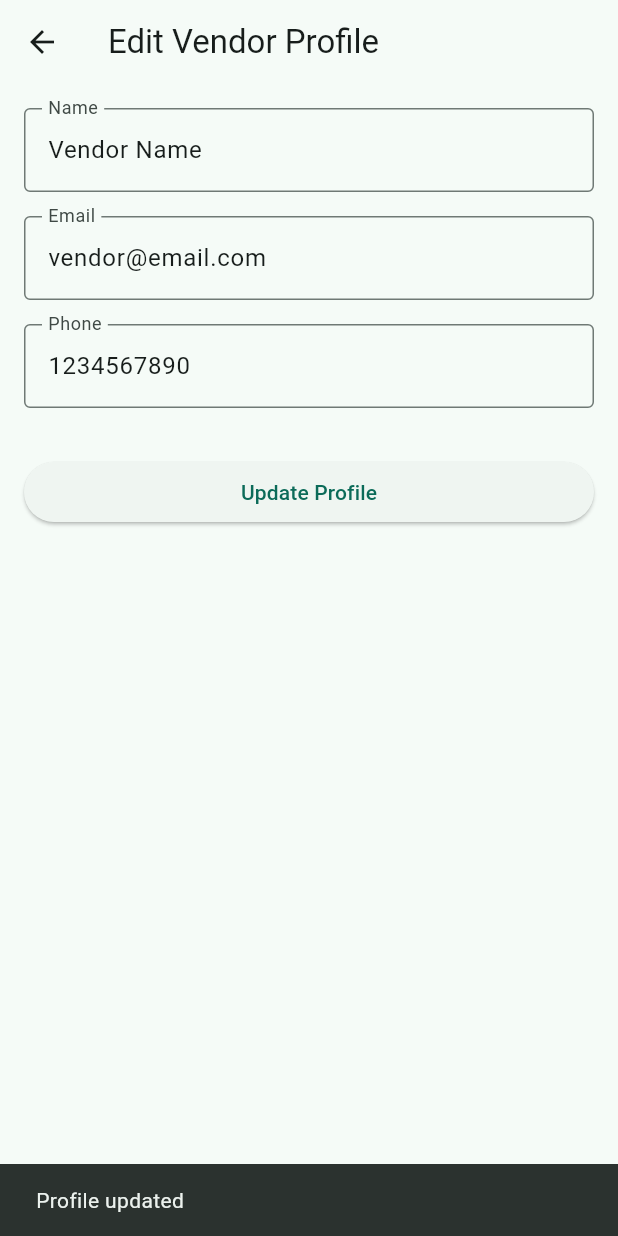
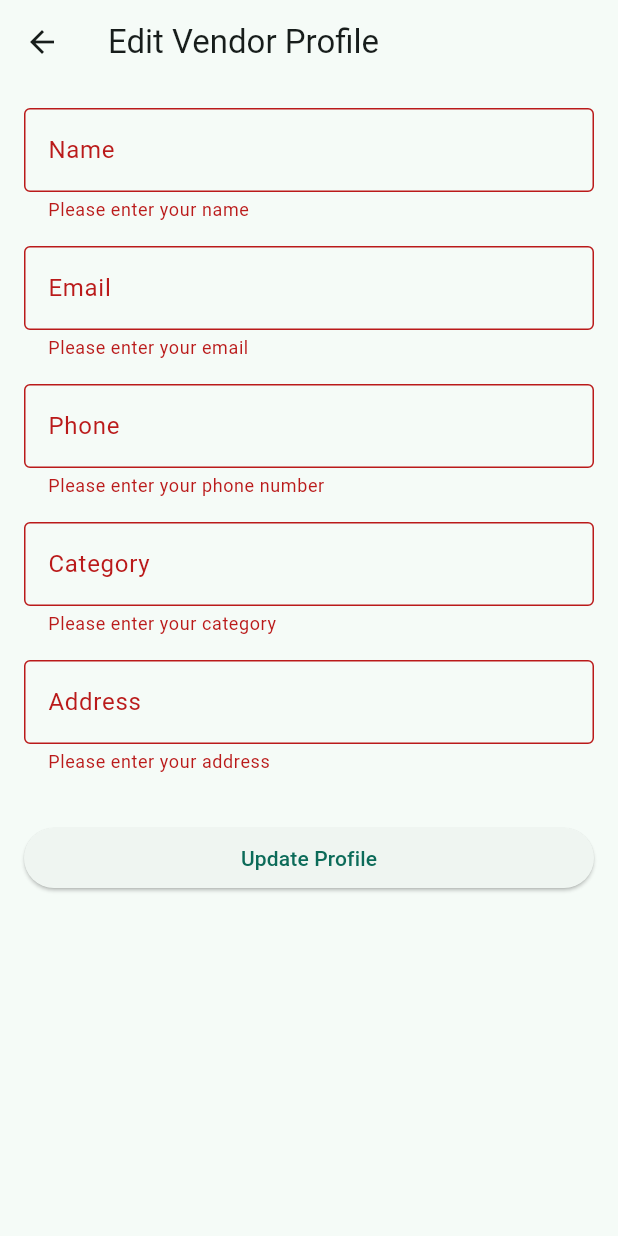
Before and after one commit to arunbsssbars/BYH_Flutter, a Flutter app: the VendorProfileUpdateScreen screen opened directly with empty values, after a tap on "Update Profile", on a phone screen of 412 x 824 dp. Run offline on Flutter 3.47's test engine with Material 3 defaults, Android fonts, the phone set to English and light mode, and no system bars; our stand-ins replace cloud_firestore, firebase_auth, firebase_core, flutter_riverpod, shared_preferences; missing offline and left inert: razorpay_flutter; accounts and stored records are empty.

Commit message:
Vendor Profile Update v001

```diff
--- a/flutter_app/lib/screens/vendor/vendor_profile_screen.dart
+++ b/flutter_app/lib/screens/vendor/vendor_account_screen.dart
@@ -4,9 +4,9 @@ import 'package:one_stop_house_builder/providers/vendor_provider.dart';
 import 'package:one_stop_house_builder/screens/vendor/vendor_settings_screen.dart';
 import 'vendor_login_screen.dart';
 
-class VendorProfileScreen extends ConsumerWidget {
+class VendorAccountScreen extends ConsumerWidget {
   final String vendorId;
-  const VendorProfileScreen({super.key, required this.vendorId});
+  const VendorAccountScreen({super.key, required this.vendorId});
 
   void _logout(BuildContext context) {
     Navigator.pushAndRemoveUntil(
@@ -31,18 +31,20 @@ class VendorProfileScreen extends ConsumerWidget {
     );
 
     return Scaffold(
-      appBar: AppBar(title: const Text("My Profile")),
+      appBar: AppBar(title: const Text("My Account")),
       body: ListView(
         padding: const EdgeInsets.all(16),
         children: [
           const CircleAvatar(
             radius: 50,
-            backgroundColor: Colors.blue,
+            backgroundColor: Color.fromARGB(255, 143, 186, 222),
             child: Icon(Icons.person, size: 60, color: Colors.white),
           ),
           const SizedBox(height: 16),
-          Text("Vendor Name: ${vendor.name.slice(0, 1).toUpperCase()}${vendor.name.substring(1)}", style: const TextStyle(fontSize: 18)),
-          Text("Category: ${vendor.category}"),
+          Center(
+            child: Text("Hello, ${vendor.name.slice(0, 1).toUpperCase()}${vendor.name.substring(1)}", style: const TextStyle(fontSize: 18, fontWeight: FontWeight.bold)),
+          ),
+          // Text("Category: ${vendor.category}"),
           const Divider(),
           ListTile(
             leading: const Icon(Icons.settings),
--- a/flutter_app/lib/screens/vendor/vendor_home.dart
+++ b/flutter_app/lib/screens/vendor/vendor_home.dart
@@ -1,6 +1,6 @@
 import 'package:flutter/material.dart';
 import 'package:one_stop_house_builder/screens/vendor/vendor_products_services.dart';
-import 'vendor_profile_screen.dart';
+import 'vendor_account_screen.dart';
 
 class VendorHome extends StatefulWidget {
   final dynamic vendorId;
@@ -21,7 +21,7 @@ class _VendorHomeState extends State<VendorHome> {
     super.initState();
     _screens = [
       VendorProductsServices(vendorId: widget.vendorId),
-      VendorProfileScreen(vendorId: widget.vendorId),
+      VendorAccountScreen(vendorId: widget.vendorId),
     ];
   }
 
--- a/flutter_app/lib/screens/vendor/vendor_profile_update_screen.dart
+++ b/flutter_app/lib/screens/vendor/vendor_profile_update_screen.dart
@@ -1,27 +1,57 @@
 import 'package:flutter/material.dart';
+import 'package:flutter_riverpod/flutter_riverpod.dart';
+import 'package:one_stop_house_builder/models/vendor.dart';
+import 'package:one_stop_house_builder/providers/vendor_provider.dart'; // adjust import as needed
 
-class VendorProfileUpdateScreen extends StatefulWidget {
+class VendorProfileUpdateScreen extends ConsumerStatefulWidget {
   final String vendorId;
   const VendorProfileUpdateScreen({super.key, required this.vendorId});
 
   @override
-  VendorProfileUpdateScreenState createState() => VendorProfileUpdateScreenState();
+  ConsumerState<VendorProfileUpdateScreen> createState() => _VendorProfileUpdateScreenState();
 }
 
-class VendorProfileUpdateScreenState extends State<VendorProfileUpdateScreen> {
+class _VendorProfileUpdateScreenState extends ConsumerState<VendorProfileUpdateScreen> {
   final _formKey = GlobalKey<FormState>();
   late TextEditingController _nameController;
   late TextEditingController _emailController;
   late TextEditingController _phoneController;
+  late TextEditingController _categoryController;
+  late TextEditingController _addressController;
+
+  Vendor? _vendor;
+  bool _isLoading = true;
 
   @override
   void initState() {
     super.initState();
-    // TODO: Replace with actual vendor data loading logic
-    // For example, fetch vendor data from API using widget.vendorId
-    _nameController = TextEditingController(text: 'Vendor Name');
-    _emailController = TextEditingController(text: 'vendor@email.com');
-    _phoneController = TextEditingController(text: '1234567890');
+    _fetchVendor();
+  }
+
+  void _fetchVendor() {
+    final state = ref.read(vendorProvider);
+    final vendor = state.vendors.firstWhere(
+      (v) => v.id == widget.vendorId,
+      orElse: () => const Vendor(
+        id: '',
+        name: '',
+        email: '',
+        phone: '',
+        category: '',
+        address: '',
+        isVerified: false,
+        rating: 0.0,
+      ),
+    );
+    setState(() {
+      _vendor = vendor.id.isEmpty ? null : vendor;
+      _isLoading = false;
+      _nameController = TextEditingController(text: vendor.name);
+      _emailController = TextEditingController(text: vendor.email);
+      _phoneController = TextEditingController(text: vendor.phone);
+      _categoryController = TextEditingController(text: vendor.category);
+      _addressController = TextEditingController(text: vendor.address);
+    });
   }
 
   @override
@@ -29,11 +59,42 @@ class VendorProfileUpdateScreenState extends State<VendorProfileUpdateScreen> {
     _nameController.dispose();
     _emailController.dispose();
     _phoneController.dispose();
+    _categoryController.dispose();
+    _addressController.dispose();
     super.dispose();
+  }
+
+  void _updateProfile() async {
+    if (_formKey.currentState?.validate() ?? false) {
+      final updatedVendor = _vendor!.copyWith(
+        name: _nameController.text,
+        email: _emailController.text,
+        phone: _phoneController.text,
+        category: _categoryController.text,
+        address: _addressController.text,
+      );
+      await ref.read(vendorProvider.notifier).updateVendor(updatedVendor);
+      if (mounted) {
+        ScaffoldMessenger.of(context).showSnackBar(
+          const SnackBar(content: Text('Profile updated')),
+        );
+        Navigator.pop(context);
+      } else {
+        // ignore: use_build_context_synchronously
+        ScaffoldMessenger.of(context).showSnackBar(
+          const SnackBar(content: Text('Failed to update profile')),
+        );
+      }
+    }
   }
 
   @override
   Widget build(BuildContext context) {
+    if (_isLoading) {
+      return const Scaffold(
+        body: Center(child: CircularProgressIndicator()),
+      );
+    }
     return Scaffold(
       appBar: AppBar(
         title: const Text('Edit Vendor Profile'),
@@ -61,17 +122,21 @@ class VendorProfileUpdateScreenState extends State<VendorProfileUpdateScreen> {
                 decoration: const InputDecoration(labelText: 'Phone'),
                 validator: (value) => value == null || value.isEmpty ? 'Please enter your phone number' : null,
               ),
+              const SizedBox(height: 16),
+              TextFormField(
+                controller: _categoryController,
+                decoration: const InputDecoration(labelText: 'Category'),
+                validator: (value) => value == null || value.isEmpty ? 'Please enter your category' : null,
+              ),
+              const SizedBox(height: 16),
+              TextFormField(
+                controller: _addressController,
+                decoration: const InputDecoration(labelText: 'Address'),
+                validator: (value) => value == null || value.isEmpty ? 'Please enter your address' : null,
+              ),
               const SizedBox(height: 32),
               ElevatedButton(
-                onPressed: () {
-                  if (_formKey.currentState?.validate() ?? false) {
-                    // Use controller.text to get updated values
-                    // TODO: Update vendor profile logic here
-                    ScaffoldMessenger.of(context).showSnackBar(
-                      const SnackBar(content: Text('Profile updated')),
-                    );
-                  }
-                },
+                onPressed: _updateProfile,
                 child: const Text('Update Profile'),
               ),
             ],
```
Also changed, not shown: flutter_app/lib/providers/vendor_provider.dart (+16 -0 lines), flutter_app/lib/repositories/vendor_repository.dart (+13 -0 lines), flutter_app/lib/screens/vendor/vendor_profile_details_screen.dart (+24 -23 lines).
